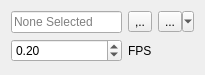
Qt form editor/gui/sampler.ui (ensisoft/detonator) before a commit.
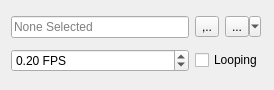
The same form after that commit. Icons and pictures are not drawn.

Commit message:
Add a flag to control sprite material/sampler looping
Add a flag to control sprite material/sampler looping. For some
sprite based animations it's convenient to only have them run through
the sprite cycle once (such as a death animation).

What changed in the file:
```diff
--- a/editor/gui/sampler.ui
+++ b/editor/gui/sampler.ui
@@ -6,8 +6,8 @@
    <rect>
     <x>0</x>
     <y>0</y>
-    <width>205</width>
-    <height>75</height>
+    <width>274</width>
+    <height>90</height>
    </rect>
   </property>
   <property name="windowTitle">
@@ -103,6 +103,9 @@
      <property name="accelerated">
       <bool>false</bool>
      </property>
+     <property name="suffix">
+      <string> FPS</string>
+     </property>
      <property name="maximum">
       <double>100.000000000000000</double>
      </property>
@@ -118,9 +121,9 @@
     </widget>
    </item>
    <item row="1" column="2">
-    <widget class="QLabel" name="lblFps">
+    <widget class="QCheckBox" name="chkLooping">
      <property name="text">
-      <string>FPS</string>
+      <string>Looping</string>
      </property>
     </widget>
    </item>
```
Left out of the diff: 7 changed lines with no effect on the pictures. The commit also changes 7 other files.
